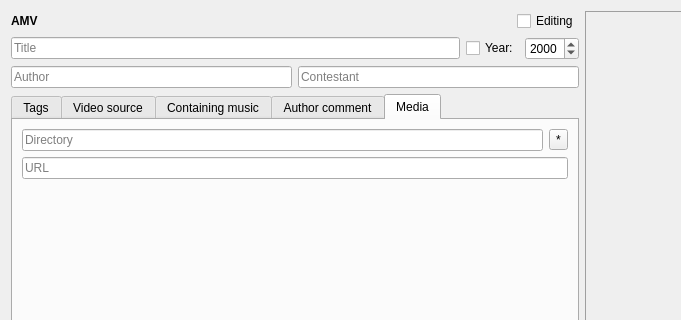
LibertaSoft/DatabaseAnime, file dialogaddamv.ui: the form before one commit; both pictures show x 0 to 681 and y 0 to 320 of the 871 by 597 pixel window.
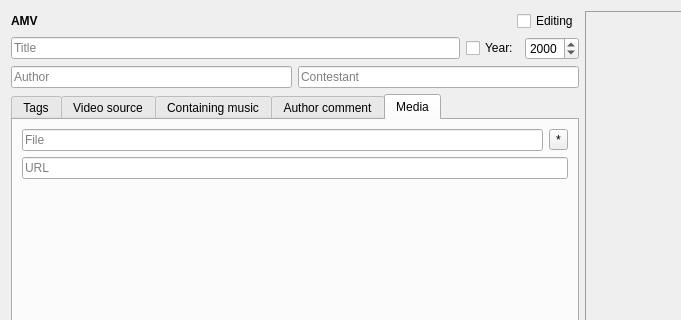
The form after the commit. The open tabs and pages were chosen to show the change. Icons and pictures are not drawn. Custom widgets are drawn as their Qt base class.

Commit message: Fix. Сообщение об о некорректности пустого поля Файл. А так же текст placeholder

```diff
--- a/dialogaddamv.ui
+++ b/dialogaddamv.ui
@@ -236,7 +236,7 @@
                 <number>256</number>
                </property>
                <property name="placeholderText">
-                <string>Directory</string>
+                <string>File</string>
                </property>
               </widget>
              </item>
```
Left out of the diff: 5 changed lines with no effect on the pictures. The commit also changes 1 other file.
